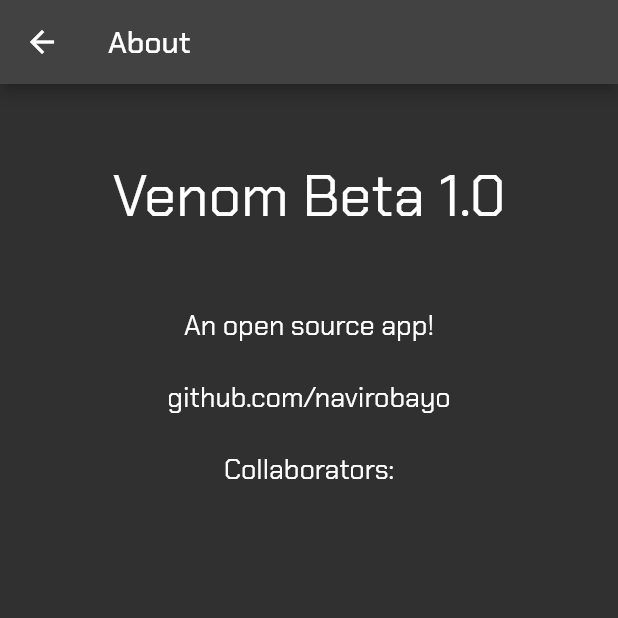
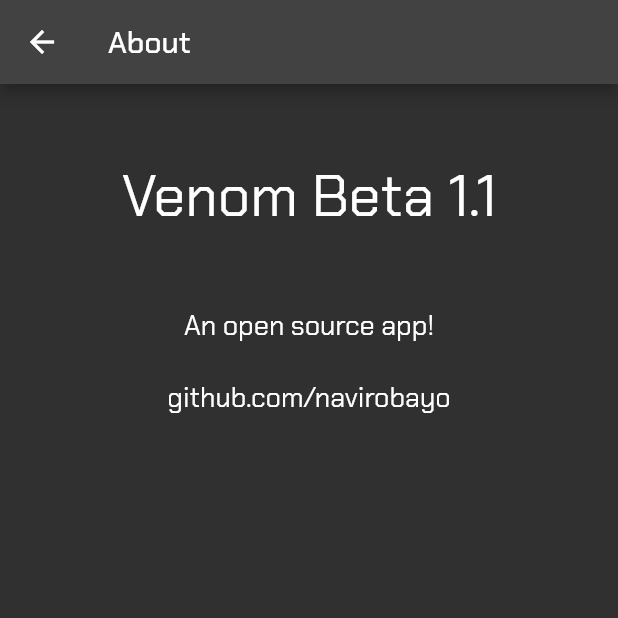
Before and after one commit to navirobayo/venom, a Flutter app: the AboutScreen screen opened directly, on a phone screen of 412 x 824 dp, the top half of it. Run offline on Flutter 3.47's test engine with Material 2 defaults, Android fonts, the phone set to English and light mode, and no system bars; our stand-ins replace circular_countdown_timer, flutter_time_picker_spinner, google_fonts, sqflite; accounts and stored records are empty.

Commit message:
About Screen Update

```diff
--- a/venom/lib/presentation/settings_screen/about_screen.dart
+++ b/venom/lib/presentation/settings_screen/about_screen.dart
@@ -16,7 +16,7 @@ class AboutScreen extends StatelessWidget {
                 height: 50,
               ),
               Text(
-                "Venom Beta 1.0",
+                "Venom Beta 1.1",
                 style: TextStyle(fontSize: 38.0),
               ),
               SizedBox(
@@ -33,13 +33,13 @@ class AboutScreen extends StatelessWidget {
                 "github.com/navirobayo",
                 style: TextStyle(fontSize: 18.0),
               ),
-              SizedBox(
+              /* SizedBox(
                 height: 25,
               ),
               Text(
                 "Collaborators:",
                 style: TextStyle(fontSize: 18.0),
-              ),
+              ), */
             ],
           ),
         ));
```
